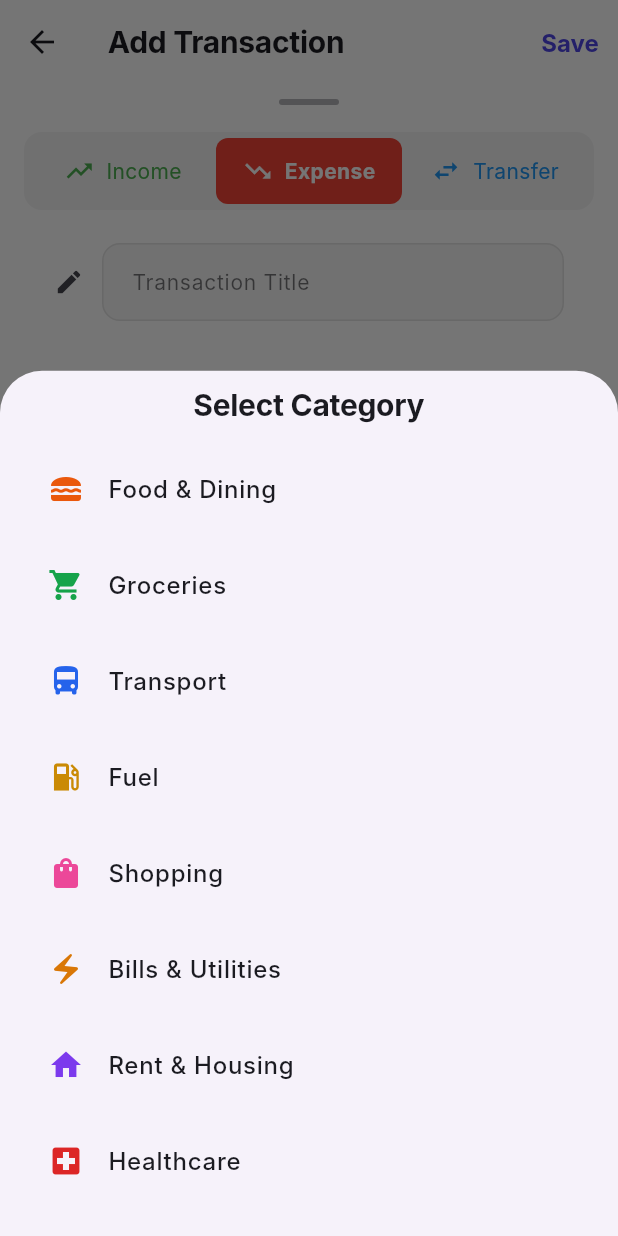
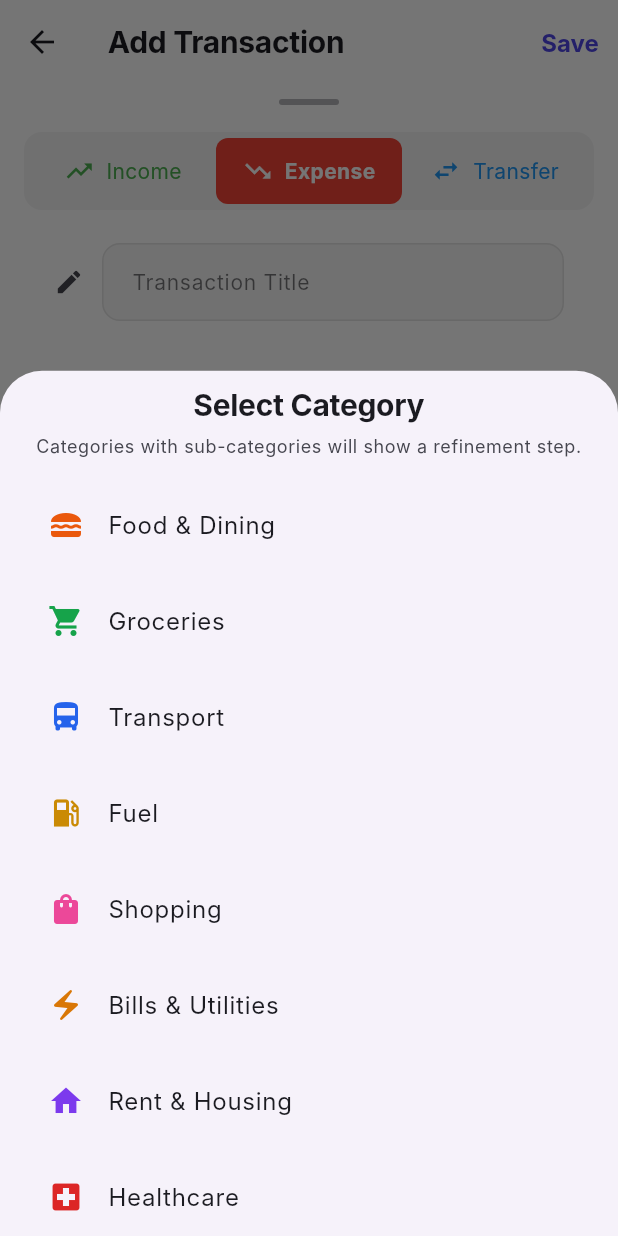
Before and after one commit to iampownkumar/kora_expense_tracker, a Flutter app: the AddTransactionDialog screen opened directly, after a tap on "Category", on a phone screen of 412 x 824 dp. Run offline on Flutter 3.47's test engine with Material 3 defaults, Android fonts, the phone set to English and light mode, and no system bars; our stand-ins replace file_picker, image_picker, pdf, permission_handler, shared_preferences, sqflite; accounts and stored records are empty; Roboto replaces fonts that are missing (Inter).

Commit message:
feat: hook up add category and add account dialogs to plus buttons

```diff
--- a/lib/widgets/add_transaction_dialog.dart
+++ b/lib/widgets/add_transaction_dialog.dart
@@ -3,6 +3,8 @@ import 'package:flutter/material.dart';
 import 'package:image_picker/image_picker.dart';
 import 'package:permission_handler/permission_handler.dart';
 import 'permission_disclosure_dialog.dart';
+import 'add_category_dialog.dart';
+import 'add_account_dialog.dart';
 import 'package:kora_expense_tracker/core/constants/app_constants.dart';
 import 'package:kora_expense_tracker/core/models/transactions/transaction.dart';
 import 'package:kora_expense_tracker/core/models/accounts/account_type.dart';
@@ -727,8 +729,21 @@ class _AddTransactionDialogState extends State<AddTransactionDialog> {
                 ),
               ),
               IconButton(
-                onPressed: () => _showAccountPicker(),
-                icon: const Icon(Icons.keyboard_arrow_down),
+                onPressed: () async {
+                  final added = await showModalBottomSheet<bool>(
+                    context: context,
+                    isScrollControlled: true,
+                    builder: (sheetCtx) => AddAccountDialog(
+                      onSave: (account) async {
+                        return await context.read<AccountController>().addAccount(account);
+                      },
+                    ),
+                  );
+                  if (added == true && mounted) {
+                    setState(() {});
+                  }
+                },
+                icon: const Icon(Icons.add),
               ),
             ],
           ),
@@ -792,8 +807,17 @@ class _AddTransactionDialogState extends State<AddTransactionDialog> {
                 ),
               ),
               IconButton(
-                onPressed: () => _showCategoryPicker(),
-                icon: const Icon(Icons.keyboard_arrow_down),
+                onPressed: () async {
+                  final added = await showDialog<bool>(
+                    context: context,
+                    builder: (ctx) => const AddCategoryDialog(),
+                  );
+                  // Refresh if category was added
+                  if (added == true && mounted) {
+                    setState(() {});
+                  }
+                },
+                icon: const Icon(Icons.add),
               ),
             ],
           ),
@@ -804,14 +828,32 @@ class _AddTransactionDialogState extends State<AddTransactionDialog> {
 
   /// Step 2 — optional sub-category card (shown only when parent has subs)
   Widget _buildSubCategoryCard() {
+    final subs = _txn
+        .getSubCategories(_selectedParentCategoryId!)
+        .where((s) {
+          if (_selectedType == AppConstants.transactionTypeIncome) {
+            return s.type == AppConstants.categoryTypeIncome ||
+                s.type == AppConstants.categoryTypeBoth;
+          } else if (_selectedType == AppConstants.transactionTypeExpense) {
+            return s.type == AppConstants.categoryTypeExpense ||
+                s.type == AppConstants.categoryTypeBoth;
+          }
+          return true;
+        })
+        .toList();
+
     final selectedSub = _selectedSubCategoryId != null
         ? _txn.categories
             .where((c) => c.id == _selectedSubCategoryId)
             .firstOrNull
         : null;
 
+    final parentCat = _txn.categories
+        .where((c) => c.id == _selectedParentCategoryId)
+        .firstOrNull;
+
     return GestureDetector(
-      onTap: () => _showCategoryPicker(),
+      onTap: () => _showSubCategoryPicker(parentCat, subs),
       child: Card(
         elevation: 0,
         shape: RoundedRectangleBorder(
@@ -1549,6 +1591,7 @@ class _AddTransactionDialogState extends State<AddTransactionDialog> {
   }
 
   void _showCategoryPicker() {
+    // Step 1: show only top-level categories filtered by transaction type
     final topLevel = _txn.topLevelCategories.where((c) {
       if (_selectedType == AppConstants.transactionTypeIncome) {
         return c.type == AppConstants.categoryTypeIncome ||
@@ -1575,109 +1618,154 @@ class _AddTransactionDialogState extends State<AddTransactionDialog> {
               'Select Category',
               style: Theme.of(context).textTheme.titleLarge,
             ),
+            const SizedBox(height: 8),
+            Text(
+              'Categories with sub-categories will show a refinement step.',
+              style: Theme.of(context).textTheme.bodySmall?.copyWith(
+                color: Theme.of(context).colorScheme.onSurfaceVariant,
+              ),
+              textAlign: TextAlign.center,
+            ),
             const SizedBox(height: 12),
             Flexible(
               child: ListView(
                 shrinkWrap: true,
                 children: topLevel.map((category) {
-                  final subs = _txn.getSubCategories(category.id).where((s) {
-                    if (_selectedType == AppConstants.transactionTypeIncome) {
+                  final subs = _txn
+                      .getSubCategories(category.id)
+                      .where((s) {
+                        if (_selectedType ==
+                            AppConstants.transactionTypeIncome) {
                           return s.type == AppConstants.categoryTypeIncome ||
                               s.type == AppConstants.categoryTypeBoth;
-                    } else if (_selectedType == AppConstants.transactionTypeExpense) {
+                        } else if (_selectedType ==
+                            AppConstants.transactionTypeExpense) {
                           return s.type == AppConstants.categoryTypeExpense ||
                               s.type == AppConstants.categoryTypeBoth;
                         }
                         return true;
-                  }).toList();
-
-                  if (subs.isEmpty) {
+                      })
+                      .toList();
+
                   return ListTile(
                     leading: Icon(category.icon, color: category.color),
                     title: Text(
                       category.name,
-                        style: const TextStyle(fontWeight: FontWeight.w500),
-                      ),
+                      overflow: TextOverflow.ellipsis,
+                      maxLines: 2,
+                    ),
+                    trailing: subs.isNotEmpty
+                        ? Row(
+                            mainAxisSize: MainAxisSize.min,
+                            children: [
+                              Container(
+                                padding: const EdgeInsets.symmetric(
+                                  horizontal: 6,
+                                  vertical: 2,
+                                ),
+                                decoration: BoxDecoration(
+                                  color: category.color.withValues(alpha: 0.15),
+                                  borderRadius: BorderRadius.circular(8),
+                                ),
+                                child: Text(
+                                  '${subs.length} sub',
+                                  style: TextStyle(
+                                    fontSize: 10,
+                                    color: category.color,
+                                    fontWeight: FontWeight.w600,
+                                  ),
+                                ),
+                              ),
+                              const Icon(Icons.chevron_right, size: 16),
+                            ],
+                          )
+                        : null,
+                    onTap: () {
+                      Navigator.of(context).pop();
+                      // Always set the parent category
+                      setState(() {
+                        _selectedParentCategoryId = category.id;
+                        _selectedSubCategoryId = null; // reset sub on parent change
+                        _selectedCategoryId = category.id; // parent is default
+                      });
+                      // If subs exist: auto-open sub picker (non-mandatory)
+                      if (subs.isNotEmpty) {
+                        Future.delayed(const Duration(milliseconds: 200), () {
+                          if (mounted) _showSubCategoryPicker(category, subs);
+                        });
+                      }
+                    },
+                  );
+                }).toList(),
+              ),
+            ),
+          ],
+        ),
+      ),
+    );
+  }
+
+  void _showSubCategoryPicker(dynamic parent, List<dynamic> subs) {
+    showModalBottomSheet(
+      context: context,
+      isScrollControlled: true,
+      builder: (context) => Container(
+        constraints: BoxConstraints(
+          maxHeight: MediaQuery.of(context).size.height * 0.6,
+        ),
+        padding: const EdgeInsets.symmetric(horizontal: 16, vertical: 10),
+        child: Column(
+          mainAxisSize: MainAxisSize.min,
+          children: [
+            Row(
+              children: [
+                Icon(parent.icon, color: parent.color, size: 18),
+                const SizedBox(width: 8),
+                Text(
+                  parent.name,
+                  style: Theme.of(context).textTheme.titleMedium?.copyWith(
+                    fontWeight: FontWeight.bold,
+                  ),
+                ),
+                const Spacer(),
+                // "Skip" dismisses without selecting a sub — parent stays
+                TextButton(
+                  onPressed: () => Navigator.of(context).pop(),
+                  child: const Text('Skip'),
+                ),
+              ],
+            ),
+            const Divider(),
+            Text(
+              'Choose a sub-category (optional):',
+              style: Theme.of(context).textTheme.bodySmall?.copyWith(
+                color: Theme.of(context).colorScheme.onSurfaceVariant,
+              ),
+            ),
+            const SizedBox(height: 8),
+            Flexible(
+              child: ListView(
+                shrinkWrap: true,
+                children: subs
+                    .map<Widget>(
+                      (sub) => ListTile(
+                        leading: Icon(sub.icon, color: sub.color),
+                        title: Text(sub.name),
+                        trailing: _selectedSubCategoryId == sub.id
+                            ? Icon(Icons.check_circle,
+                                color: Theme.of(context).colorScheme.primary)
+                            : null,
                         onTap: () {
                           Navigator.of(context).pop();
                           setState(() {
-                          _selectedParentCategoryId = category.id;
-                          _selectedSubCategoryId = null;
-                          _selectedCategoryId = category.id;
-                        });
-                      },
-                    );
-                  }
-
-                  // If it has sub-categories, use ExpansionTile
-                  return Theme(
-                    data: Theme.of(context).copyWith(
-                      dividerColor: Colors.transparent, // Remove line when expanded
-                    ),
-                    child: ExpansionTile(
-                      leading: Icon(category.icon, color: category.color),
-                      title: Row(
-                        children: [
-                          Expanded(
-                            child: Text(
-                              category.name,
-                              style: const TextStyle(fontWeight: FontWeight.w500),
-                            ),
-                          ),
-                          Container(
-                            padding: const EdgeInsets.symmetric(
-                              horizontal: 8,
-                              vertical: 4,
-                            ),
-                            decoration: BoxDecoration(
-                              color: Theme.of(context).colorScheme.primaryContainer,
-                              borderRadius: BorderRadius.circular(12),
-                            ),
-                            child: Text(
-                              '${subs.length} sub',
-                              style: TextStyle(
-                                fontSize: 11,
-                                color: Theme.of(context).colorScheme.onPrimaryContainer,
-                                fontWeight: FontWeight.bold,
-                              ),
-                            ),
-                          ),
-                        ],
-                      ),
-                      childrenPadding: const EdgeInsets.only(left: 32),
-                      children: [
-                        // Option to just select the parent
-                        ListTile(
-                          leading: const Icon(Icons.check_circle_outline, size: 20),
-                          title: Text('Select "${category.name}"'),
-                          dense: true,
-                          onTap: () {
-                            Navigator.of(context).pop();
-                            setState(() {
-                              _selectedParentCategoryId = category.id;
-                              _selectedSubCategoryId = null;
-                              _selectedCategoryId = category.id;
-                            });
-                          },
-                        ),
-                        // List the actual sub-categories
-                        ...subs.map((sub) => ListTile(
-                              leading: Icon(sub.icon, color: sub.color, size: 20),
-                              title: Text(sub.name),
-                              dense: true,
-                              onTap: () {
-                                Navigator.of(context).pop();
-                                setState(() {
-                                  _selectedParentCategoryId = category.id;
                             _selectedSubCategoryId = sub.id;
-                                  _selectedCategoryId = sub.id;
-                                });
-                              },
-                            )),
-                      ],
-                    ),
-                  );
-                }).toList(),
+                            _selectedCategoryId = sub.id; // saved as sub
+                            // _selectedParentCategoryId already set
+                          });
+                        },
+                      ),
+                    )
+                    .toList(),
               ),
             ),
           ],
```
Lines whose indentation alone changed are shown as unchanged.
